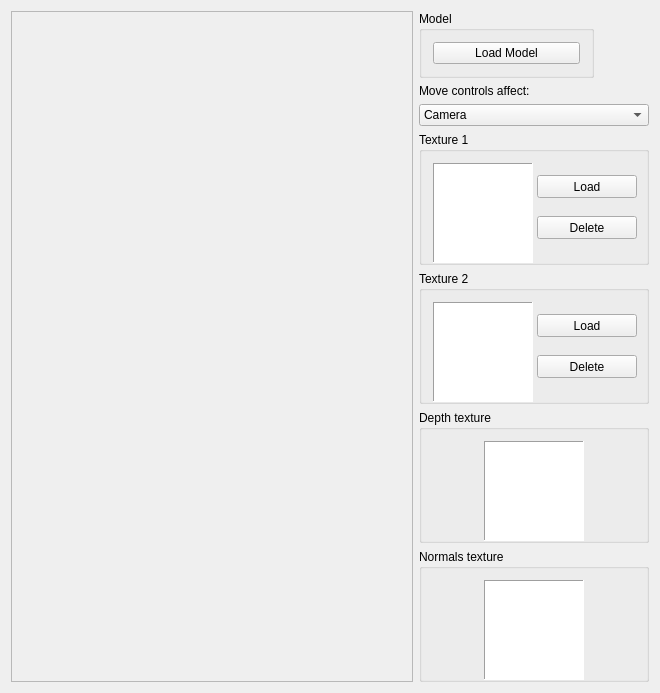
Qt form project/forms/BasicGLWindow.ui (Vulpem/VQTGL) before a commit.
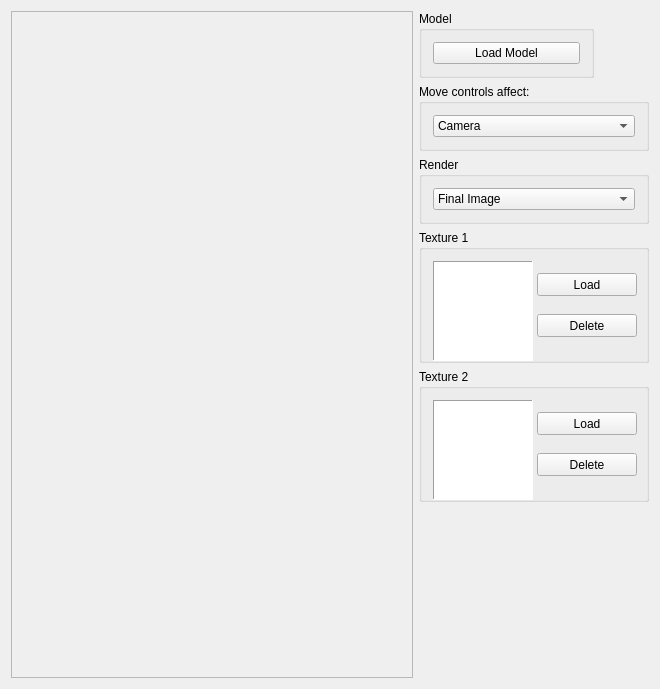
The same form after that commit.

Commit message: Interchangeable render

The edit to the form file:
```diff
--- a/project/forms/BasicGLWindow.ui
+++ b/project/forms/BasicGLWindow.ui
@@ -69,24 +69,100 @@
         </widget>
        </item>
        <item>
-        <widget class="QLabel" name="label">
-         <property name="text">
+        <widget class="QGroupBox" name="groupBox_5">
+         <property name="sizePolicy">
+          <sizepolicy hsizetype="Fixed" vsizetype="Fixed">
+           <horstretch>0</horstretch>
+           <verstretch>0</verstretch>
+          </sizepolicy>
+         </property>
+         <property name="minimumSize">
+          <size>
+           <width>230</width>
+           <height>0</height>
+          </size>
+         </property>
+         <property name="maximumSize">
+          <size>
+           <width>230</width>
+           <height>133</height>
+          </size>
+         </property>
+         <property name="title">
           <string>Move controls affect:</string>
          </property>
+         <layout class="QGridLayout" name="gridLayout_6">
+          <item row="0" column="0">
+           <widget class="QComboBox" name="MoveControlsComboBox">
+            <item>
+             <property name="text">
+              <string>Camera</string>
+             </property>
+            </item>
+            <item>
+             <property name="text">
+              <string>Scene</string>
+             </property>
+            </item>
+           </widget>
+          </item>
+         </layout>
         </widget>
        </item>
        <item>
-        <widget class="QComboBox" name="MoveControlsComboBox">
-         <item>
-          <property name="text">
-           <string>Camera</string>
-          </property>
-         </item>
-         <item>
-          <property name="text">
-           <string>Scene</string>
-          </property>
-         </item>
+        <widget class="QGroupBox" name="groupBox_4">
+         <property name="sizePolicy">
+          <sizepolicy hsizetype="Fixed" vsizetype="Fixed">
+           <horstretch>0</horstretch>
+           <verstretch>0</verstretch>
+          </sizepolicy>
+         </property>
+         <property name="minimumSize">
+          <size>
+           <width>230</width>
+           <height>0</height>
+          </size>
+         </property>
+         <property name="maximumSize">
+          <size>
+           <width>230</width>
+           <height>133</height>
+          </size>
+         </property>
+         <property name="title">
+          <string>Render</string>
+         </property>
+         <layout class="QGridLayout" name="gridLayout_5">
+          <item row="0" column="0">
+           <widget class="QComboBox" name="WhatToRender">
+            <item>
+             <property name="text">
+              <string>Final Image</string>
+             </property>
+            </item>
+            <item>
+             <property name="text">
+              <string>Simple render</string>
+             </property>
+            </item>
+            <item>
+             <property name="text">
+              <string>Depth</string>
+             </property>
+            </item>
+            <item>
+             <property name="text">
+              <string>Normals</string>
+             </property>
+            </item>
+            <item>
+             <property name="text">
+              <string>Ambient Occlusion</string>
+             </property>
+            </item>
+           </widget>
+          </item>
+         </layout>
         </widget>
        </item>
        <item>
@@ -324,130 +400,7 @@
         </layout>
        </item>
        <item>
-        <layout class="QVBoxLayout" name="verticalLayout_5">
-         <item>
-          <widget class="QGroupBox" name="groupBox_4">
-           <property name="sizePolicy">
-            <sizepolicy hsizetype="Fixed" vsizetype="Fixed">
-             <horstretch>0</horstretch>
-             <verstretch>0</verstretch>
-            </sizepolicy>
-           </property>
-           <property name="minimumSize">
-            <size>
-             <width>230</width>
-             <height>133</height>
-            </size>
-           </property>
-           <property name="maximumSize">
-            <size>
-             <width>230</width>
-             <height>133</height>
-            </size>
-           </property>
-           <property name="title">
-            <string>Depth texture</string>
-           </property>
-           <layout class="QGridLayout" name="gridLayout_5">
-            <item row="0" column="0">
-             <widget class="QGraphicsView" name="qDepthTextureView">
-              <property name="sizePolicy">
-               <sizepolicy hsizetype="Maximum" vsizetype="Maximum">
-                <horstretch>100</horstretch>
-                <verstretch>100</verstretch>
-               </sizepolicy>
-              </property>
-              <property name="minimumSize">
-               <size>
-                <width>100</width>
-                <height>100</height>
-               </size>
-              </property>
-              <property name="maximumSize">
-               <size>
-                <width>100</width>
-                <height>100</height>
-               </size>
-              </property>
-              <property name="autoFillBackground">
-               <bool>true</bool>
-              </property>
-              <property name="frameShape">
-               <enum>QFrame::Panel</enum>
-              </property>
-              <property name="frameShadow">
-               <enum>QFrame::Sunken</enum>
-              </property>
-              <property name="lineWidth">
-               <number>1</number>
-              </property>
-             </widget>
-            </item>
-           </layout>
-          </widget>
-         </item>
-         <item>
-          <widget class="QGroupBox" name="groupBox_5">
-           <property name="sizePolicy">
-            <sizepolicy hsizetype="Fixed" vsizetype="Fixed">
-             <horstretch>0</horstretch>
-             <verstretch>0</verstretch>
-            </sizepolicy>
-           </property>
-           <property name="minimumSize">
-            <size>
-             <width>230</width>
-             <height>133</height>
-            </size>
-           </property>
-           <property name="maximumSize">
-            <size>
-             <width>230</width>
-             <height>133</height>
-            </size>
-           </property>
-           <property name="title">
-            <string>Normals texture</string>
-           </property>
-           <layout class="QGridLayout" name="gridLayout_6">
-            <item row="0" column="0">
-             <widget class="QGraphicsView" name="qNormalTextureView">
-              <property name="sizePolicy">
-               <sizepolicy hsizetype="Maximum" vsizetype="Maximum">
-                <horstretch>100</horstretch>
-                <verstretch>100</verstretch>
-               </sizepolicy>
-              </property>
-              <property name="minimumSize">
-               <size>
-                <width>100</width>
-                <height>100</height>
-               </size>
-              </property>
-              <property name="maximumSize">
-               <size>
-                <width>100</width>
-                <height>100</height>
-               </size>
-              </property>
-              <property name="autoFillBackground">
-               <bool>true</bool>
-              </property>
-              <property name="frameShape">
-               <enum>QFrame::Panel</enum>
-              </property>
-              <property name="frameShadow">
-               <enum>QFrame::Sunken</enum>
-              </property>
-              <property name="lineWidth">
-               <number>1</number>
-              </property>
-             </widget>
-            </item>
-           </layout>
-          </widget>
-         </item>
-        </layout>
+        <layout class="QVBoxLayout" name="verticalLayout_5"/>
        </item>
        <item>
         <spacer name="verticalSpacer">
```
The commit also changes 5 other files.
